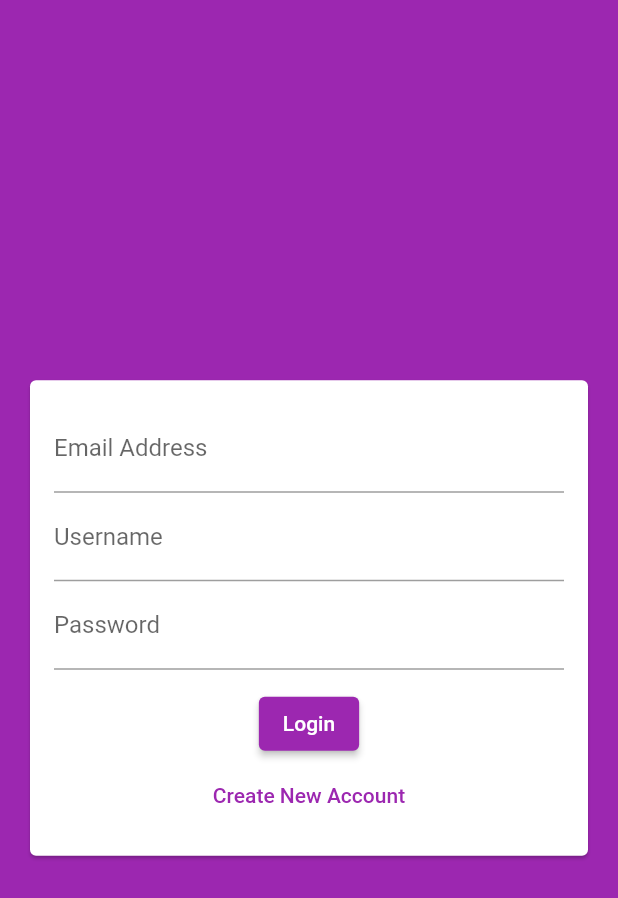
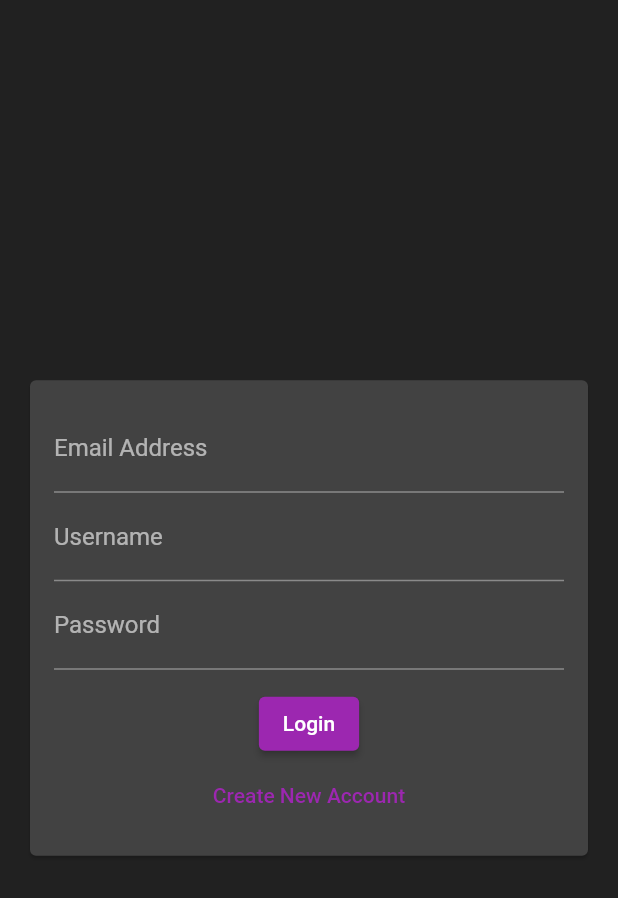
Before and after one commit to berenerchamion/caint, a Flutter app: the screen it shows after launch, on a phone screen of 412 x 824 dp. Shown: the top 898 px of the screen. Run offline on Flutter 3.47's test engine with Material 2 defaults, Android fonts, the phone set to English and light mode, and no system bars; our stand-ins replace cloud_firestore, firebase_core, flutter_dotenv; accounts and stored records are empty.

Commit message:
Making theme management more efficient and killing dup code.

```diff
--- a/lib/main.dart
+++ b/lib/main.dart
@@ -1,6 +1,6 @@
 import 'package:flutter/material.dart';
 import 'package:firebase_core/firebase_core.dart';
-import'package:flutter_dotenv/flutter_dotenv.dart';
+import 'package:flutter_dotenv/flutter_dotenv.dart';
 
 import './screens/chat_screen.dart';
 import './screens/loading_screen.dart';
@@ -19,17 +19,30 @@ class MyApp extends StatefulWidget {
 }
 
 class _MyApp extends State {
+  ThemeData configureTheme(BuildContext ctx) {
+    ThemeData ourTheme = ThemeData(
+      primarySwatch: Colors.purple,
+      colorScheme: ColorScheme.fromSwatch(
+        backgroundColor: Colors.purple,
+        primarySwatch: Colors.purple,
+        accentColor: Colors.orange,
+        brightness: Brightness.dark,
+      ),
+      buttonTheme: ButtonTheme.of(ctx).copyWith(
+        buttonColor: Colors.deepPurple,
+      ),
+    );
+    return ourTheme;
+  }
+
   final Future<FirebaseApp> _initialization = Firebase.initializeApp();
-
-  final ThemeData ourTheme = ThemeData(
-    primarySwatch: Colors.purple,
-  );
 
   @override
   Widget build(BuildContext context) {
+    final ThemeData ourTheme = configureTheme(context);
     return FutureBuilder(
       future: _initialization,
-      builder: (context, snapshot)  {
+      builder: (context, snapshot) {
         if (snapshot.hasError) {
           return MaterialApp(
             title: 'Ag caint i nGleann Comhann',
```
